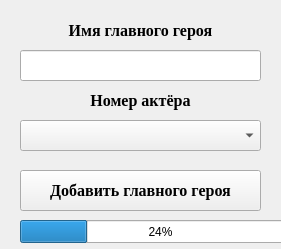
The window that Client/addprotagonist.ui (NikitaVirachev/course-work-on-DB) describes before a commit, drawn with Qt 5.
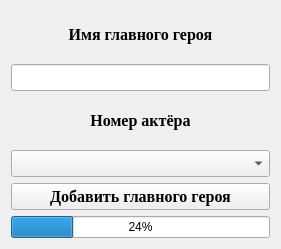
The same window after the commit.

Diff of the .ui file:
```diff
--- a/Client/addprotagonist.ui
+++ b/Client/addprotagonist.ui
@@ -13,15 +13,9 @@
   <property name="windowTitle">
    <string>Form</string>
   </property>
+  <layout class="QGridLayout" name="gridLayout">
+   <item row="0" column="0">
   <widget class="QLabel" name="label">
-   <property name="geometry">
-    <rect>
-     <x>20</x>
-     <y>20</y>
-     <width>241</width>
-     <height>21</height>
-    </rect>
-   </property>
    <property name="font">
     <font>
      <family>Times New Roman</family>
@@ -37,15 +31,9 @@
     <set>Qt::AlignCenter</set>
    </property>
   </widget>
+   </item>
+   <item row="1" column="0">
   <widget class="QLineEdit" name="lineEdit">
-   <property name="geometry">
-    <rect>
-     <x>20</x>
-     <y>50</y>
-     <width>241</width>
-     <height>31</height>
-    </rect>
-   </property>
    <property name="font">
     <font>
      <family>Times New Roman</family>
@@ -55,15 +43,9 @@
     </font>
    </property>
   </widget>
+   </item>
+   <item row="2" column="0">
   <widget class="QLabel" name="label_2">
-   <property name="geometry">
-    <rect>
-     <x>20</x>
-     <y>90</y>
-     <width>241</width>
-     <height>21</height>
-    </rect>
-   </property>
    <property name="font">
     <font>
      <family>Times New Roman</family>
@@ -79,15 +61,9 @@
     <set>Qt::AlignCenter</set>
    </property>
   </widget>
+   </item>
+   <item row="3" column="0">
   <widget class="QComboBox" name="comboBox">
-   <property name="geometry">
-    <rect>
-     <x>20</x>
-     <y>120</y>
-     <width>241</width>
-     <height>31</height>
-    </rect>
-   </property>
    <property name="font">
     <font>
      <family>Times New Roman</family>
@@ -97,15 +73,9 @@
     </font>
    </property>
   </widget>
+   </item>
+   <item row="4" column="0">
   <widget class="QPushButton" name="pushButton">
-   <property name="geometry">
-    <rect>
-     <x>20</x>
-     <y>170</y>
-     <width>241</width>
-     <height>41</height>
-    </rect>
-   </property>
    <property name="font">
     <font>
      <family>Times New Roman</family>
@@ -118,19 +88,15 @@
     <string>Добавить главного героя</string>
    </property>
   </widget>
+   </item>
+   <item row="5" column="0">
   <widget class="QProgressBar" name="progressBar">
-   <property name="geometry">
-    <rect>
-     <x>20</x>
-     <y>220</y>
-     <width>281</width>
-     <height>23</height>
-    </rect>
-   </property>
    <property name="value">
     <number>24</number>
    </property>
   </widget>
+   </item>
+  </layout>
  </widget>
  <resources/>
  <connections/>
```
Lines whose indentation alone changed are shown as unchanged.
